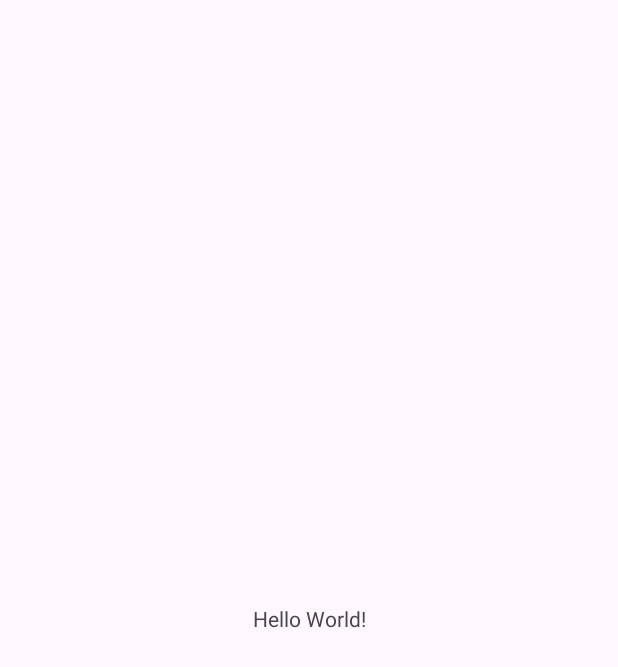
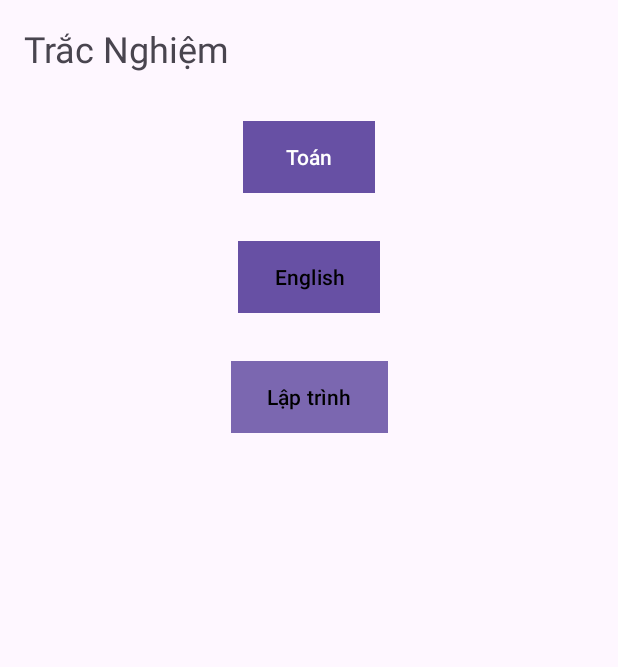
Before and after one commit to TranKimQuang/64131937_Android, an Android app: the screen it shows after launch (MainActivity), on a phone screen of 412 x 824 dp. Before the commit the part shown is almost empty. Shown: the top 667 px of the screen. Run offline under Robolectric (Android 15) with nearby library versions, the phone set to English and light mode, and no system bars.

Commit message:
main layout

```diff
--- a/Bai3TH/app/src/main/res/layout/activity_main.xml
+++ b/Bai3TH/app/src/main/res/layout/activity_main.xml
@@ -7,13 +7,61 @@
     android:layout_height="match_parent"
     tools:context=".MainActivity">
 
+    <!-- TextView: Tiêu đề -->
     <TextView
+        android:id="@+id/titleFragment"
         android:layout_width="wrap_content"
         android:layout_height="wrap_content"
-        android:text="Hello World!"
-        app:layout_constraintBottom_toBottomOf="parent"
+        android:text="Trắc Nghiệm"
+        android:textAlignment="center"
+        android:textSize="24sp"
+        app:layout_constraintStart_toStartOf="parent"
+        app:layout_constraintTop_toTopOf="parent"
+        android:layout_marginTop="16dp"
+        android:layout_marginStart="16dp" />
+
+    <!-- Button: Toán -->
+    <Button
+        android:id="@+id/mathBtn"
+        android:layout_width="wrap_content"
+        android:layout_height="wrap_content"
+        android:text="Toán"
+        android:textColor="@color/white"
+        android:background="#0000FF"
+        app:layout_constraintStart_toStartOf="parent"
+        app:layout_constraintTop_toBottomOf="@id/titleFragment"
+        app:layout_constraintEnd_toEndOf="parent"
+        android:layout_marginTop="32dp"
+        android:layout_marginStart="16dp"
+        android:layout_marginEnd="16dp" />
+
+    <!-- Button: English -->
+    <Button
+        android:id="@+id/engBtn"
+        android:layout_width="wrap_content"
+        android:layout_height="wrap_content"
+        android:text="English"
+        android:textColor="@color/black"
+        android:background="#00FFFF"
+        app:layout_constraintStart_toStartOf="parent"
+        app:layout_constraintTop_toBottomOf="@id/mathBtn"
+        app:layout_constraintEnd_toEndOf="parent"
+        android:layout_marginTop="32dp"
+        android:layout_marginStart="16dp"
+        android:layout_marginEnd="16dp" />
+
+    <!-- Button: Lập trình -->
+    <Button
+        android:id="@+id/ITButton"
+        android:layout_width="wrap_content"
+        android:layout_height="wrap_content"
+        android:layout_marginStart="16dp"
+        android:layout_marginTop="32dp"
+        android:layout_marginEnd="16dp"
+        android:background="#DCFFFF00"
+        android:text="Lập trình"
+        android:textColor="@color/black"
         app:layout_constraintEnd_toEndOf="parent"
         app:layout_constraintStart_toStartOf="parent"
-        app:layout_constraintTop_toTopOf="parent" />
-
+        app:layout_constraintTop_toBottomOf="@id/engBtn" />
 </androidx.constraintlayout.widget.ConstraintLayout>
--- a/Bai3TH/app/src/main/res/values/colors.xml
+++ b/Bai3TH/app/src/main/res/values/colors.xml
@@ -2,4 +2,5 @@
 <resources>
     <color name="black">#FF000000</color>
     <color name="white">#FFFFFFFF</color>
+    <color name="cyan">#00FFFF</color>
 </resources>
```
